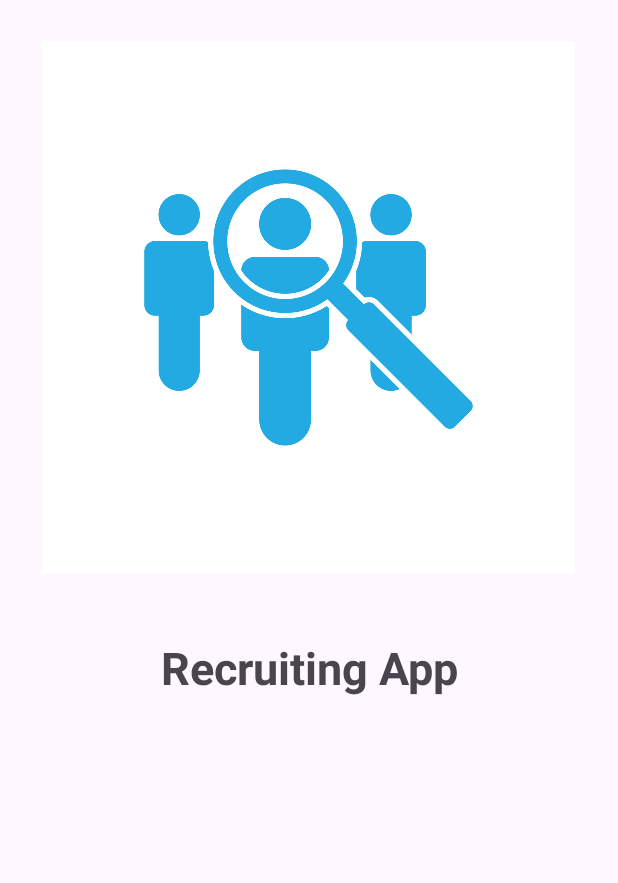
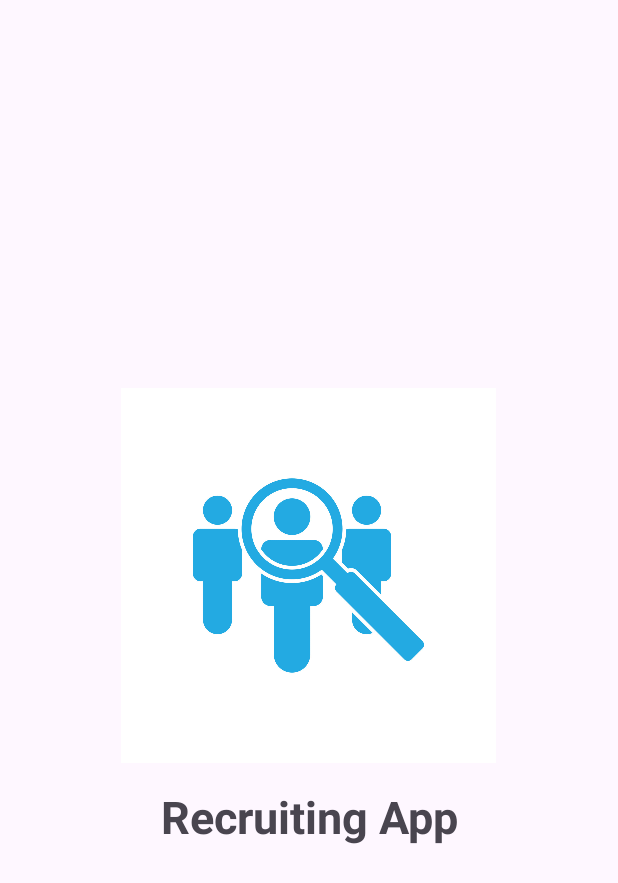
Before and after one commit to Rifa144/Group8_FinalProject1_FirebaseNew, an Android app: the SplashActivity screen opened directly, with no data from a screen before it, on a phone screen of 412 x 824 dp. Shown: the top 883 px of the screen. Run offline under Robolectric (Android 15) with nearby library versions, the phone set to English and light mode, and no system bars; our stand-ins replace Firebase (no records; nobody signed in at launch, a user with empty details on screens opened directly).

Commit message:
Added SplashActivity and activity_splash.xml code

```diff
--- a/Project1_Group8_Part1/app/src/main/java/com/example/project1_group8_part1/SplashActivity.kt
+++ b/Project1_Group8_Part1/app/src/main/java/com/example/project1_group8_part1/SplashActivity.kt
@@ -4,6 +4,7 @@ import android.content.Intent
 import androidx.appcompat.app.AppCompatActivity
 import android.os.Bundle
 import android.os.Handler
+import com.google.firebase.auth.FirebaseAuth
 
 class SplashActivity : AppCompatActivity() {
     private val SPLASH_TIME_OUT: Long = 3000 // This is 3 seconds
@@ -12,7 +13,11 @@ class SplashActivity : AppCompatActivity() {
         super.onCreate(savedInstanceState)
         setContentView(R.layout.activity_splash)
         Handler().postDelayed({
-            startActivity(Intent(this, MainActivity::class.java))
+            if(FirebaseAuth.getInstance().currentUser!=null)
+                startActivity(Intent(this,CandidateActivity::class.java))
+            else
+                startActivity(Intent(this,LoginActivity::class.java))
+            // startActivity(Intent(this, MainActivity::class.java))
             finish()
         }, SPLASH_TIME_OUT)
     }
--- a/Project1_Group8_Part1/app/src/main/res/layout/activity_splash.xml
+++ b/Project1_Group8_Part1/app/src/main/res/layout/activity_splash.xml
@@ -9,10 +9,18 @@
     tools:context=".SplashActivity">
 
 
+    <ScrollView
+        android:layout_width="match_parent"
+        android:layout_height="match_parent">
+        <LinearLayout
+            android:orientation="vertical"
+            android:layout_width="match_parent"
+            android:layout_height="match_parent"
+            android:layout_gravity="center">
             <ImageView
                 android:id="@+id/splash"
-        android:layout_width="355dp"
-        android:layout_height="409dp"
+                android:layout_width="250dp"
+                android:layout_height="250dp"
                 android:contentDescription="@string/app_name"
                 android:src="@drawable/logo"
                 android:scaleType="centerInside"
@@ -27,5 +35,7 @@
                 android:textAlignment="center"
                 android:textSize="30sp"
                 android:textStyle="bold" />
+        </LinearLayout>
+    </ScrollView>
 
 </LinearLayout>
```
Lines whose indentation alone changed are shown as unchanged.
